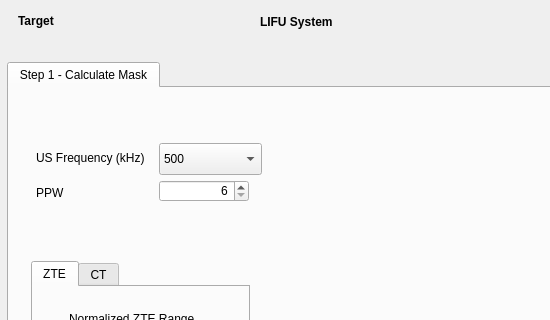
This is BabelBrain/form.ui in ProteusMRIgHIFU/BabelBrain as Qt 5 draws it before an edit; both pictures show x 0 to 550 and y 0 to 320 of the 1309 by 757 pixel window. The edited form follows.
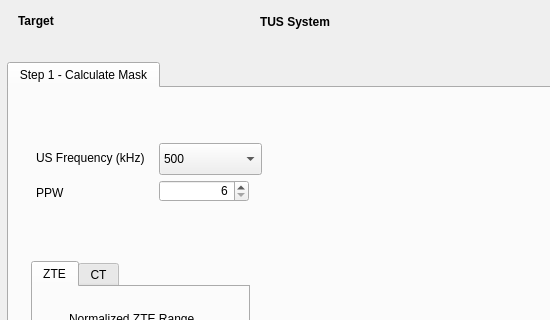
This is the edited form.

Commit message: changing LIFU to TUS

The edit to the form file:
```diff
--- a/BabelBrain/form.ui
+++ b/BabelBrain/form.ui
@@ -361,7 +361,7 @@
     </font>
    </property>
    <property name="text">
-    <string>LIFU System</string>
+    <string>TUS System</string>
    </property>
   </widget>
   <widget class="QLabel" name="TXLabel">
```
The commit also changes 11 other files.
